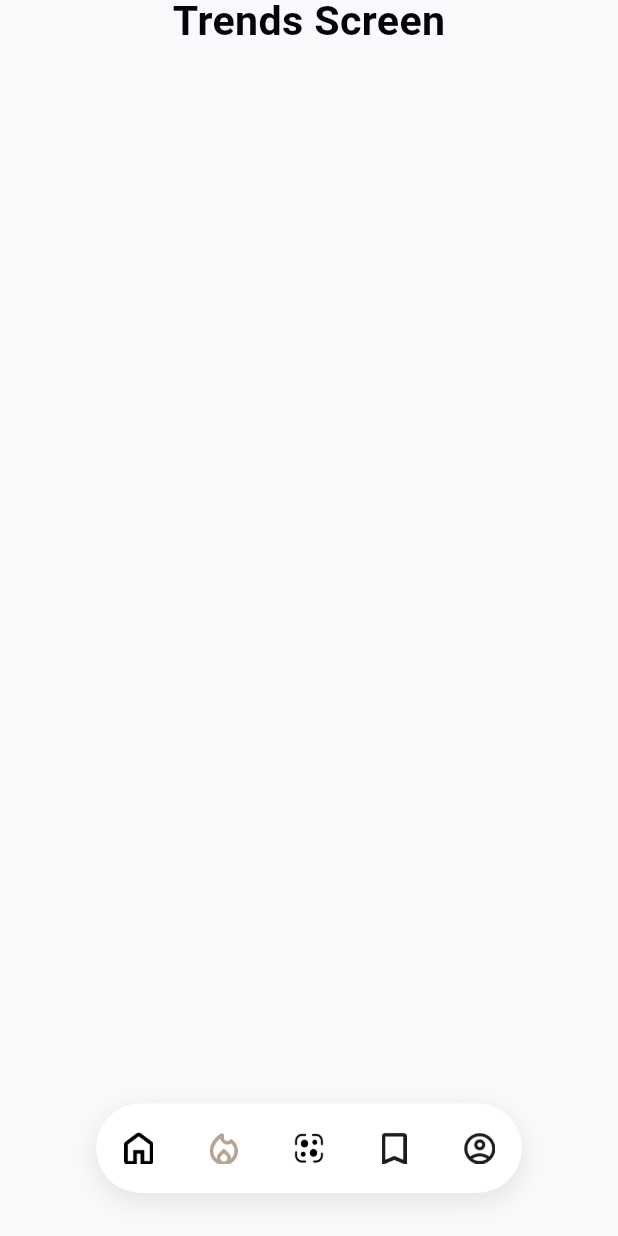
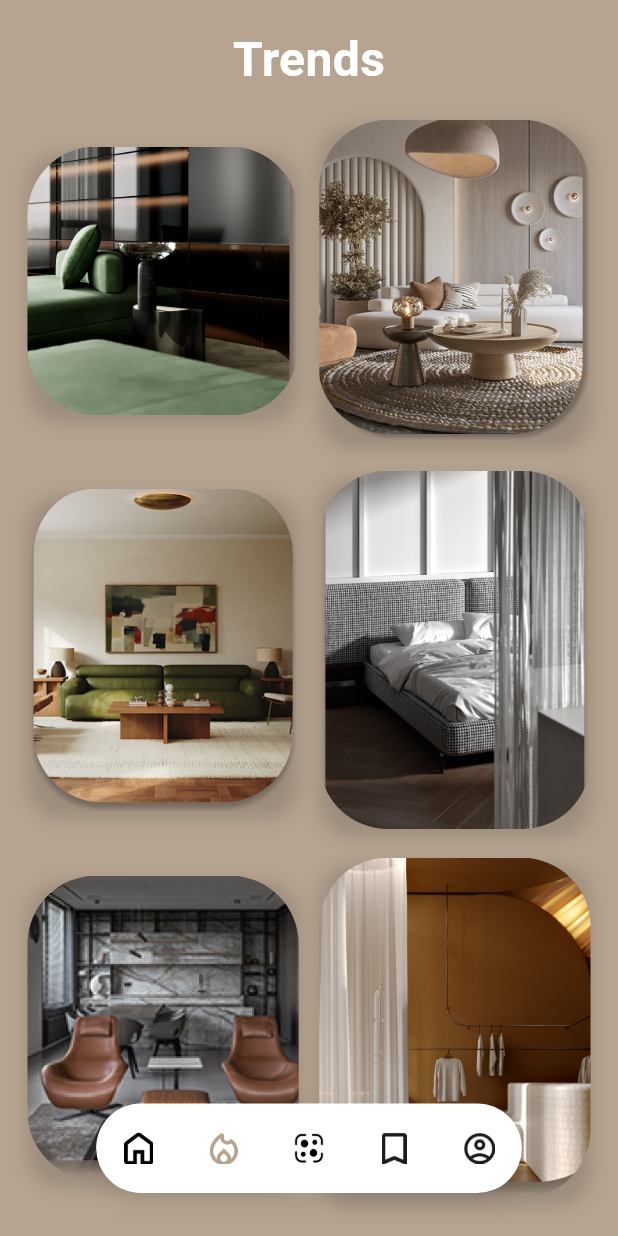
Before and after one commit to Nouman-hashir/DecoAR, a Flutter app: the BottomNavScreen screen opened by its route, item 2 of the bottom bar chosen, on a phone screen of 412 x 824 dp. Run offline on Flutter 3.47's test engine with Material 3 defaults, Android fonts, the phone set to English and light mode, and no system bars; our stand-ins replace flutter_screenutil, go_router, iconsax; Roboto replaces fonts that are missing (Poppins); statements that could not run were skipped.

Commit message:
Add trends images and update trends screen UI
Added six new trend-related images to the assets. Updated the trends screen to display a grid of these images with improved layout and styling. Also modified bottom navigation to support dynamic background colors based on the selected tab.

```diff
--- a/lib/features/bottom_nav/presentation/view/bottom_nav_screen.dart
+++ b/lib/features/bottom_nav/presentation/view/bottom_nav_screen.dart
@@ -3,7 +3,8 @@
 import 'package:deco_ar/decoar.dart';
 
 class BottomNavScreen extends StatelessWidget {
-  const BottomNavScreen({super.key});
+  final Color? backgroundColor;
+  const BottomNavScreen({super.key, this.backgroundColor});
 
   Widget _getBody(int selectedIndex) {
     switch (selectedIndex) {
@@ -19,6 +20,23 @@ class BottomNavScreen extends StatelessWidget {
         return const ProfileScreen();
       default:
         return const HomeScreen();
+    }
+  }
+
+  Color _getBackgroundColor(int selectedIndex) {
+    switch (selectedIndex) {
+      case 0:
+        return AppColors.backgrey; // Home screen background
+      case 1:
+        return AppColors.brown; // Trends screen background (brown)
+      case 2:
+        return AppColors.backgrey; // AR screen background
+      case 3:
+        return AppColors.backgrey; // Save screen background
+      case 4:
+        return AppColors.backgrey; // Profile screen background
+      default:
+        return AppColors.backgrey;
     }
   }
 
@@ -50,7 +68,8 @@ class BottomNavScreen extends StatelessWidget {
     return Consumer<BottomNavViewModel>(
       builder: (context, viewModel, child) {
         return Scaffold(
-          backgroundColor: AppColors.backgrey,
+          backgroundColor:
+              backgroundColor ?? _getBackgroundColor(viewModel.selectedIndex),
           body: Stack(
             children: [
               // Main content
--- a/lib/features/trends/view/trends_screen.dart
+++ b/lib/features/trends/view/trends_screen.dart
@@ -5,13 +5,103 @@ class TrendsScreen extends StatelessWidget {
 
   @override
   Widget build(BuildContext context) {
-    return Center(
-      child: Text(
-        'Trends Screen',
-        style: AppTextStyles.poppins(
-          fontSize: 24.sp,
-          fontWeight: FontWeight.bold,
-          color: AppColors.black,
+    return Padding(
+      padding: EdgeInsets.symmetric(horizontal: 16.w),
+      child: Column(
+        crossAxisAlignment: CrossAxisAlignment.start,
+        children: [
+          SizedBox(height: 20.h),
+
+          // "Trends" text
+          Align(
+            alignment: Alignment.center,
+            child: Text(
+              'Trends',
+              style: AppTextStyles.poppins(
+                fontSize: 28.sp,
+                fontWeight: FontWeight.bold,
+                color: AppColors.white,
+              ),
+            ),
+          ),
+
+          SizedBox(height: 20.h),
+
+          // Image grid layout
+          _buildImageGrid(),
+        ],
+      ),
+    );
+  }
+
+  Widget _buildImageGrid() {
+    return Column(
+      children: [
+        // Top row - two images
+        Row(
+          children: [
+            Expanded(
+              child: _buildTrendImage('assets/images/trends1.png', 150.h),
+            ),
+            SizedBox(width: 12.w),
+            Expanded(
+              child: _buildTrendImage('assets/images/trends4.png', 180.h),
+            ),
+          ],
+        ),
+
+        SizedBox(height: 16.h),
+
+        // Middle row - two images
+        Row(
+          children: [
+            Expanded(
+              child: _buildTrendImage('assets/images/trends3.png', 180.h),
+            ),
+            SizedBox(width: 12.w),
+            Expanded(
+              child: _buildTrendImage('assets/images/trends2.png', 200.h),
+            ),
+          ],
+        ),
+
+        SizedBox(height: 16.h),
+
+        // Bottom row - two images
+        Row(
+          children: [
+            Expanded(
+              child: _buildTrendImage('assets/images/trends5.png', 170.h),
+            ),
+            SizedBox(width: 12.w),
+            Expanded(
+              child: _buildTrendImage('assets/images/trends6.png', 190.h),
+            ),
+          ],
+        ),
+      ],
+    );
+  }
+
+  Widget _buildTrendImage(String imagePath, double height) {
+    return Container(
+      height: height,
+      decoration: BoxDecoration(
+        borderRadius: BorderRadius.circular(20.r),
+        boxShadow: [
+          BoxShadow(
+            color: AppColors.black.withOpacity(0.15),
+            blurRadius: 10,
+            offset: const Offset(0, 5),
+          ),
+        ],
+      ),
+      child: ClipRRect(
+        borderRadius: BorderRadius.circular(40.r),
+        child: Image.asset(
+          imagePath,
+          fit: BoxFit.cover,
+          width: double.infinity,
         ),
       ),
     );
```
Also changed, not shown: assets/images/rectangle.png (added), assets/images/trends1.png (added), assets/images/trends2.png (added), assets/images/trends3.png (added), assets/images/trends4.png (added), assets/images/trends5.png (added), assets/images/trends6.png (added).
